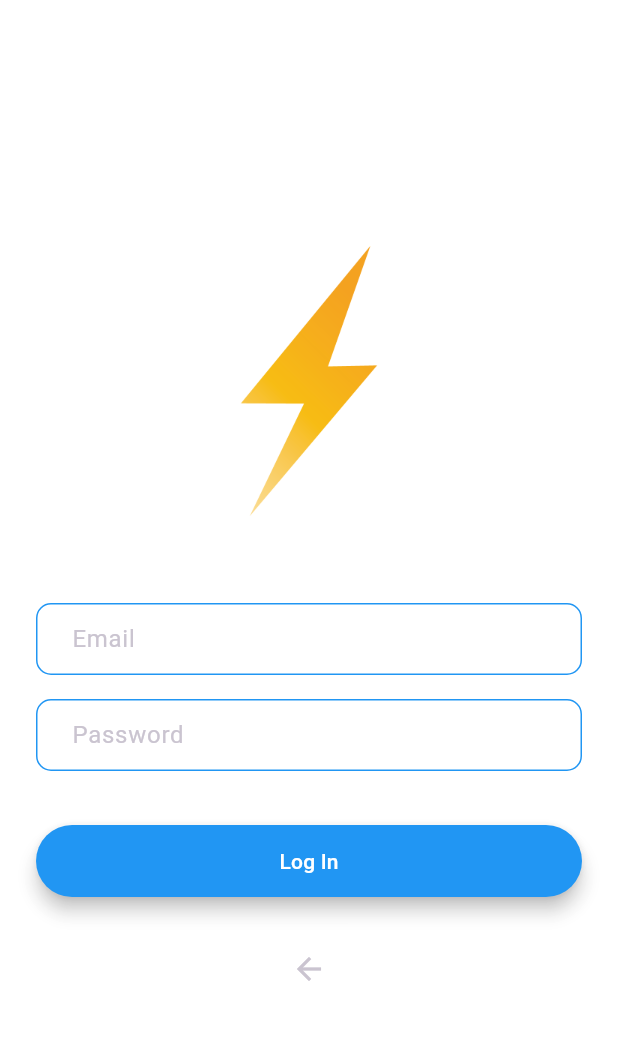
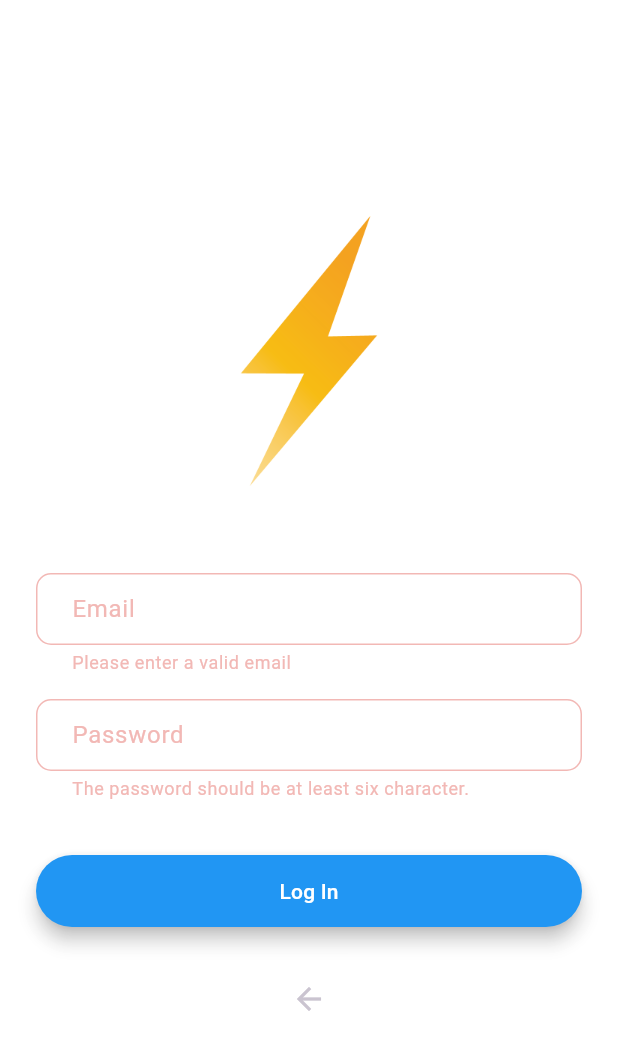
Before and after one commit to shkula99/Flash-Chat, a Flutter app: the LoginScreen screen opened by its route, after a tap on "Log In", on a phone screen of 412 x 824 dp. Shown: the top 1050 px of the screen. Run offline on Flutter 3.47's test engine with Material 3 defaults, Android fonts, the phone set to English and light mode, and no system bars; drawn by our look-alikes of modal_progress_hud_nsn; our stand-ins replace animated_text_kit, cloud_firestore, email_validator, firebase_auth, firebase_core; accounts and stored records are empty.

Commit message:
saving data into data

```diff
--- a/lib/screens/login_screen.dart
+++ b/lib/screens/login_screen.dart
@@ -1,8 +1,13 @@
 import 'package:email_validator/email_validator.dart';
+import 'package:firebase_auth/firebase_auth.dart';
 import 'package:flash_chat_starting_project/components/rounded_button.dart';
+import 'package:flash_chat_starting_project/servises/auth_servise.dart';
+import 'package:modal_progress_hud_nsn/modal_progress_hud_nsn.dart';
 
 import '/constants.dart';
 import 'package:flutter/material.dart';
+
+import 'chat_screen.dart';
 
 class LoginScreen extends StatefulWidget {
   static const String id = 'login_screen';
@@ -12,10 +17,18 @@ class LoginScreen extends StatefulWidget {
 }
 
 class _LoginScreenState extends State<LoginScreen> {
+  final TextEditingController _emailController = TextEditingController();
+  final TextEditingController _passwordController = TextEditingController();
+  final GlobalKey<FormState> _formKey = GlobalKey<FormState>();
+  var auth = FirebaseAuth.instance;
+  String errorMessage = '';
+  bool isErrorOccurred = false, showSpinner = false;
   @override
   Widget build(BuildContext context) {
     return Scaffold(
-      body: Padding(
+      body: ModalProgressHUD(
+        inAsyncCall: showSpinner,
+        child: Padding(
           padding: const EdgeInsets.symmetric(horizontal: 24.0),
           child: Column(
             mainAxisAlignment: MainAxisAlignment.center,
@@ -31,36 +44,81 @@ class _LoginScreenState extends State<LoginScreen> {
               const SizedBox(
                 height: 48.0,
               ),
+              Form(
+                key: _formKey,
+                child: Column(
+                  children: [
                     TextFormField(
-              decoration: kTextFieldDecoration.copyWith(hintText: 'Enter your email',
-                  labelText: 'Email'),
-              onChanged: (value) {
-                //Do something with the user input
-              },
+                      decoration: kTextFieldDecoration.copyWith(
+                          hintText: 'Enter your email', labelText: 'Email'),
+                      controller: _emailController,
                       autovalidateMode: AutovalidateMode.onUserInteraction,
-              validator: (email){
-                return email!=null && EmailValidator.validate(email) ? null : 'Please enter a valid email';
+                      validator: (email) {
+                        return email != null && EmailValidator.validate(email)
+                            ? null
+                            : 'Please enter a valid email';
                       },
                     ),
                     const SizedBox(
                       height: 16,
                     ),
                     TextFormField(
-              decoration: kTextFieldDecoration.copyWith(hintText: 'Enter your password',
+                      decoration: kTextFieldDecoration.copyWith(
+                          hintText: 'Enter your password',
                           labelText: 'Password'),
                       obscureText: true,
-              onChanged: (value) {
-                //Do something with the user input
+                      controller: _passwordController,
+                      autovalidateMode: AutovalidateMode.onUserInteraction,
+                      validator: (password) {
+                        return password != null && password.length > 5
+                            ? null
+                            : 'The password should be at least six character.';
                       },
-              autovalidateMode: AutovalidateMode.onUserInteraction,
-              validator: (password){
-                return password!=null && password.length>5 ? null : 'The password should be at least six character.';
-              },
+                    ),
+                  ],
+                ),
               ),
               const SizedBox(
                 height: 24.0,
               ),
-           RoundedButton(color: kLoginButtonColor, title: 'Log In', onpressed: (){}),
+              Visibility(
+                visible: isErrorOccurred,
+                child: Text(
+                    errorMessage,
+                    textAlign: TextAlign.center,
+                    style: TextStyle(color: Colors.red, fontSize: 16)
+                ),
+              ),
+              RoundedButton(
+                  color: kLoginButtonColor,
+                  title: 'Log In',
+                  onpressed: () async {
+                    if (_formKey.currentState!.validate()) {
+                      try {
+                        setState(() {
+                          showSpinner = true;
+                          isErrorOccurred = false;
+                        });
+                        await AuthService().signedInWithEmailAndPassword(
+                                email: _emailController.text,
+                                password: _passwordController.text)
+                            .then((value) {
+                          Navigator.pop(context);
+                          Navigator.pushNamed(context, ChatScreen.id);
+                        });
+                        setState(() {
+                          showSpinner = false;
+                        });
+                      } catch (e) {
+                        print('ERROR ${e.toString()}');
+                        setState(() {
+                          showSpinner = false;
+                          isErrorOccurred = true;
+                          errorMessage = e.toString().split('] ')[1];
+                        });
+                      }
+                    }
+                  }),
               const SizedBox(height: 12),
               IconButton(
                 icon: const Icon(Icons.arrow_back),
@@ -71,6 +129,7 @@ class _LoginScreenState extends State<LoginScreen> {
             ],
           ),
         ),
+      ),
     );
   }
 }
--- /dev/null
+++ b/lib/servises/auth_servise.dart
@@ -0,0 +1,29 @@
+import 'dart:core';
+
+import 'package:firebase_auth/firebase_auth.dart';
+
+class AuthService{
+
+  final FirebaseAuth _firebaseAuth = FirebaseAuth.instance;
+
+  User? get getCurrentUser => _firebaseAuth.currentUser;
+
+  Future createUserWithEmailAndPassword({required String email, required String password}) async {
+   return await _firebaseAuth.createUserWithEmailAndPassword(
+        email: email,
+        password: password
+   );
+  }
+
+  Future signedInWithEmailAndPassword({required String email, required String password}) async{
+   return await _firebaseAuth.signInWithEmailAndPassword(
+        email: email,
+        password: password
+   );
+  }
+
+  Future<void> signOut() async{
+    await _firebaseAuth.signOut();
+  }
+
+}
--- a/pubspec.yaml
+++ b/pubspec.yaml
@@ -38,6 +38,8 @@ dependencies:
   email_validator: ^3.0.0
   firebase_core: ^3.10.0
   firebase_auth: ^5.4.0
+  modal_progress_hud_nsn: ^0.5.1
+  cloud_firestore: ^5.6.1
 
 
 dev_dependencies:
```
Also changed, not shown: lib/screens/chat_screen.dart (+14 -2 lines), lib/screens/registration_screen.dart (+22 -3 lines), pubspec.lock, 3 other files. Lines whose indentation alone changed are shown as unchanged.
